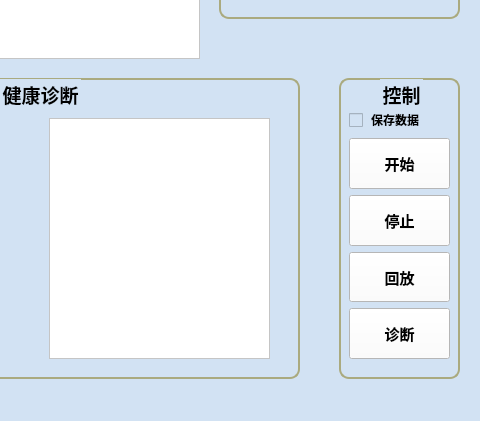
zkqiu/robot_doctor, file vibrationdialog.ui: the form before one commit; both pictures show x 561 to 1041 and y 242 to 663 of the 1041 by 663 pixel window.
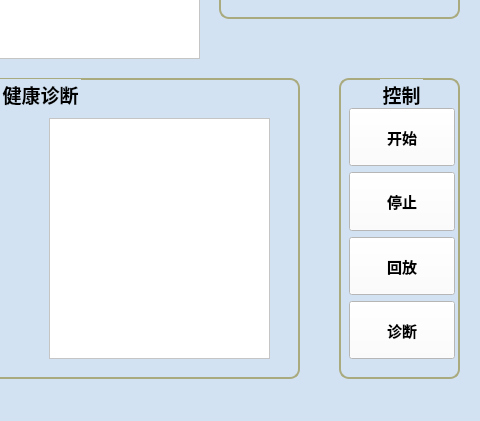
The form after the commit. Icons and pictures are not drawn. Custom widgets are drawn as their Qt base class.

What changed in the file:
```diff
--- a/vibrationdialog.ui
+++ b/vibrationdialog.ui
@@ -341,25 +341,11 @@
      <rect>
       <x>10</x>
       <y>30</y>
-      <width>101</width>
+      <width>106</width>
       <height>251</height>
      </rect>
     </property>
     <layout class="QVBoxLayout" name="verticalLayout_2">
-     <item>
-      <widget class="QCheckBox" name="checkBox">
-       <property name="font">
-        <font>
-         <family>楷体</family>
-         <weight>75</weight>
-         <bold>true</bold>
-        </font>
-       </property>
-       <property name="text">
-        <string> 保存数据</string>
-       </property>
-      </widget>
-     </item>
      <item>
       <widget class="QPushButton" name="btnRun">
        <property name="sizePolicy">
```
